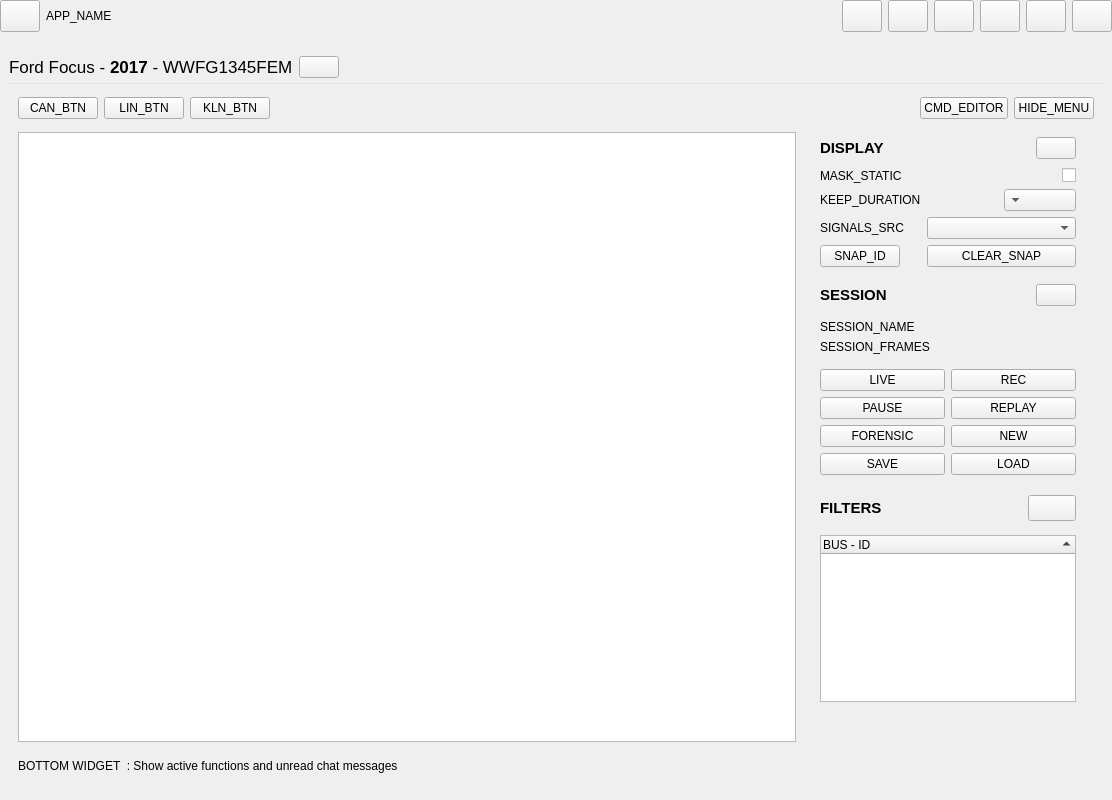
Old version of the form ui/main-window.ui in the repository phil-eqtech/ShareCAN.
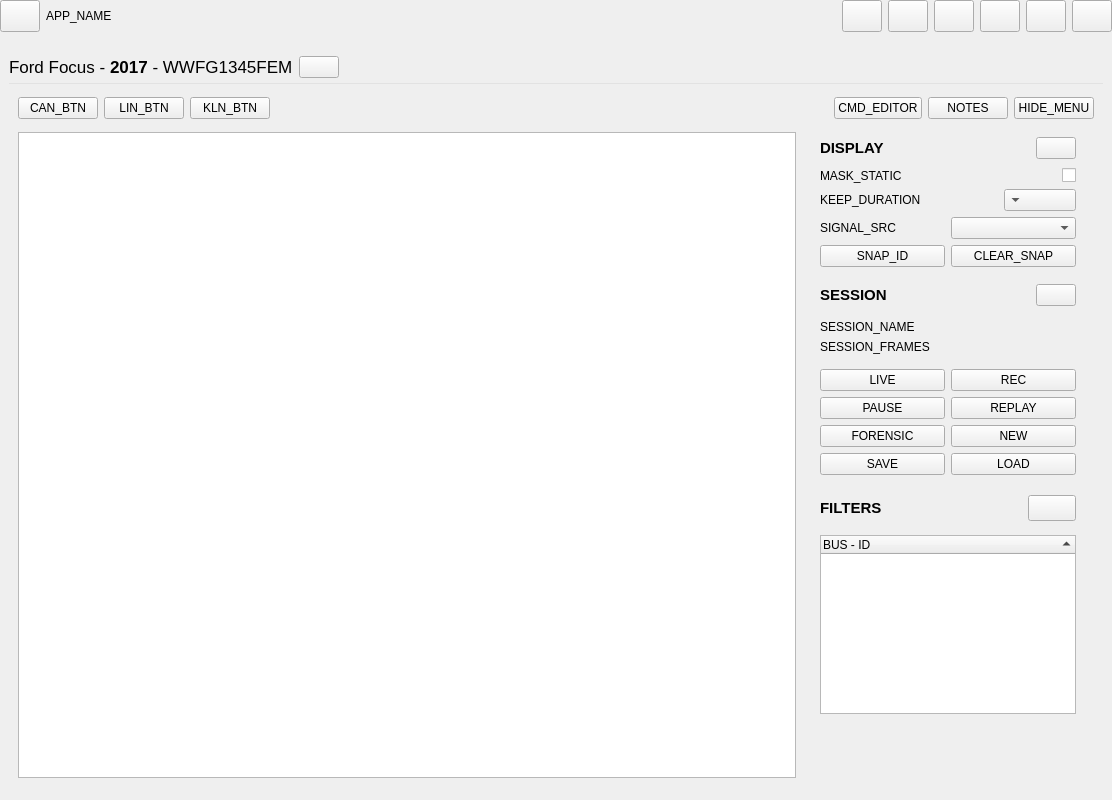
New version of the form. The open tabs and pages were chosen to show the change. Icons and pictures are not drawn. Custom widgets are drawn as their Qt base class.

```diff
--- a/ui/main-window.ui
+++ b/ui/main-window.ui
@@ -1140,7 +1140,20 @@
               <string>CMD_EDITOR</string>
              </property>
              <property name="cssClass" stdset="0">
-              <string>btn-primary</string>
+              <string>btn-secondary</string>
+             </property>
+            </widget>
+           </item>
+           <item>
+            <widget class="QPushButton" name="btnNotes">
+             <property name="cursor">
+              <cursorShape>PointingHandCursor</cursorShape>
+             </property>
+             <property name="text">
+              <string>NOTES</string>
+             </property>
+             <property name="cssClass" stdset="0">
+              <string>btn-secondary</string>
              </property>
             </widget>
            </item>
@@ -1229,7 +1242,7 @@
                 <x>0</x>
                 <y>0</y>
                 <width>292</width>
-                <height>605</height>
+                <height>644</height>
                </rect>
               </property>
               <property name="sizePolicy">
@@ -1366,24 +1379,36 @@
                     <property name="cssClass" stdset="0">
                      <string>cardBody</string>
                     </property>
-                    <layout class="QFormLayout" name="formDisplayLayout">
-                     <property name="verticalSpacing">
-                      <number>6</number>
-                     </property>
+                    <layout class="QVBoxLayout" name="verticalLayout_14">
                      <property name="topMargin">
                       <number>4</number>
                      </property>
                      <property name="bottomMargin">
                       <number>6</number>
                      </property>
-                     <item row="2" column="0">
+                     <item>
+                      <widget class="QWidget" name="alignWidget1" native="true">
+                       <layout class="QHBoxLayout" name="horizontalLayout_14">
+                        <property name="leftMargin">
+                         <number>0</number>
+                        </property>
+                        <property name="topMargin">
+                         <number>0</number>
+                        </property>
+                        <property name="rightMargin">
+                         <number>0</number>
+                        </property>
+                        <property name="bottomMargin">
+                         <number>0</number>
+                        </property>
+                        <item>
                       <widget class="QLabel" name="lblMaskStatic">
                        <property name="text">
                         <string>MASK_STATIC</string>
                        </property>
                       </widget>
                      </item>
-                     <item row="2" column="1">
+                        <item>
                       <widget class="QCheckBox" name="checkMaskStatic">
                        <property name="cursor">
                         <cursorShape>PointingHandCursor</cursorShape>
@@ -1396,44 +1421,31 @@
                        </property>
                       </widget>
                      </item>
-                     <item row="3" column="0">
+                       </layout>
+                      </widget>
+                     </item>
+                     <item>
+                      <widget class="QWidget" name="widget" native="true">
+                       <layout class="QHBoxLayout" name="horizontalLayout_18">
+                        <property name="leftMargin">
+                         <number>0</number>
+                        </property>
+                        <property name="topMargin">
+                         <number>0</number>
+                        </property>
+                        <property name="rightMargin">
+                         <number>0</number>
+                        </property>
+                        <property name="bottomMargin">
+                         <number>0</number>
+                        </property>
+                        <item>
                       <widget class="QLabel" name="lblKeepDuration">
                        <property name="text">
                         <string>KEEP_DURATION</string>
                        </property>
                       </widget>
                      </item>
-                     <item row="3" column="1">
-                      <widget class="QWidget" name="keepDurationLayout" native="true">
-                       <layout class="QHBoxLayout" name="horizontalLayout_12">
-                        <property name="spacing">
-                         <number>0</number>
-                        </property>
-                        <property name="leftMargin">
-                         <number>0</number>
-                        </property>
-                        <property name="topMargin">
-                         <number>0</number>
-                        </property>
-                        <property name="rightMargin">
-                         <number>0</number>
-                        </property>
-                        <property name="bottomMargin">
-                         <number>0</number>
-                        </property>
-                        <item>
-                         <spacer name="horizontalSpacer_8">
-                          <property name="orientation">
-                           <enum>Qt::Horizontal</enum>
-                          </property>
-                          <property name="sizeHint" stdset="0">
-                           <size>
-                            <width>1</width>
-                            <height>1</height>
-                           </size>
-                          </property>
-                         </spacer>
-                        </item>
                         <item>
                          <widget class="QComboBox" name="comboKeepDuration">
                           <property name="sizePolicy">
@@ -1456,32 +1468,53 @@
                        </layout>
                       </widget>
                      </item>
-                     <item row="5" column="1">
-                      <widget class="QPushButton" name="btnSnapClear">
-                       <property name="sizePolicy">
-                        <sizepolicy hsizetype="Preferred" vsizetype="Fixed">
-                         <horstretch>0</horstretch>
-                         <verstretch>0</verstretch>
-                        </sizepolicy>
-                       </property>
-                       <property name="cursor">
-                        <cursorShape>PointingHandCursor</cursorShape>
-                       </property>
-                       <property name="toolTip">
-                        <string>CLEAR_SNAP_TOOLTIP</string>
-                       </property>
+                     <item>
+                      <widget class="QWidget" name="widget_2" native="true">
+                       <layout class="QHBoxLayout" name="horizontalLayout_19">
+                        <property name="leftMargin">
+                         <number>0</number>
+                        </property>
+                        <property name="topMargin">
+                         <number>0</number>
+                        </property>
+                        <property name="rightMargin">
+                         <number>0</number>
+                        </property>
+                        <property name="bottomMargin">
+                         <number>0</number>
+                        </property>
+                        <item>
+                         <widget class="QLabel" name="titleSignalSrc">
                        <property name="text">
-                        <string>CLEAR_SNAP</string>
-                       </property>
-                       <property name="cssClass" stdset="0">
-                        <string>btn-primary</string>
-                       </property>
-                      </widget>
-                     </item>
-                     <item row="5" column="0">
+                           <string>SIGNAL_SRC</string>
+                          </property>
+                         </widget>
+                        </item>
+                        <item>
+                         <widget class="QComboBox" name="comboSignalsSrc"/>
+                        </item>
+                       </layout>
+                      </widget>
+                     </item>
+                     <item>
+                      <widget class="QWidget" name="widget_3" native="true">
+                       <layout class="QHBoxLayout" name="horizontalLayout_12">
+                        <property name="leftMargin">
+                         <number>0</number>
+                        </property>
+                        <property name="topMargin">
+                         <number>0</number>
+                        </property>
+                        <property name="rightMargin">
+                         <number>0</number>
+                        </property>
+                        <property name="bottomMargin">
+                         <number>0</number>
+                        </property>
+                        <item>
                       <widget class="QPushButton" name="btnSnap">
                        <property name="sizePolicy">
-                        <sizepolicy hsizetype="Maximum" vsizetype="Fixed">
+                           <sizepolicy hsizetype="Preferred" vsizetype="Fixed">
                          <horstretch>0</horstretch>
                          <verstretch>0</verstretch>
                         </sizepolicy>
@@ -1500,15 +1533,30 @@
                        </property>
                       </widget>
                      </item>
-                     <item row="4" column="0">
-                      <widget class="QLabel" name="titleSignalsSrc">
+                        <item>
+                         <widget class="QPushButton" name="btnSnapClear">
+                          <property name="sizePolicy">
+                           <sizepolicy hsizetype="Preferred" vsizetype="Fixed">
+                            <horstretch>0</horstretch>
+                            <verstretch>0</verstretch>
+                           </sizepolicy>
+                          </property>
+                          <property name="cursor">
+                           <cursorShape>PointingHandCursor</cursorShape>
+                          </property>
+                          <property name="toolTip">
+                           <string>CLEAR_SNAP_TOOLTIP</string>
+                          </property>
                        <property name="text">
-                        <string>SIGNALS_SRC</string>
+                           <string>CLEAR_SNAP</string>
+                          </property>
+                          <property name="cssClass" stdset="0">
+                           <string>btn-primary</string>
                        </property>
                       </widget>
                      </item>
-                     <item row="4" column="1">
-                      <widget class="QComboBox" name="comboSignalsSrc"/>
+                       </layout>
+                      </widget>
                      </item>
                     </layout>
                    </widget>
@@ -1999,19 +2047,6 @@
           </layout>
          </widget>
         </item>
-        <item>
-         <widget class="QWidget" name="chatMenu" native="true">
-          <layout class="QHBoxLayout" name="horizontalLayout_16">
-           <item>
-            <widget class="QLabel" name="label_7">
-             <property name="text">
-              <string>BOTTOM WIDGET  : Show active functions and unread chat messages</string>
-             </property>
-            </widget>
-           </item>
-          </layout>
-         </widget>
-        </item>
        </layout>
       </widget>
      </widget>
```
Left out of the diff: 58 changed lines with no effect on the pictures. Lines whose indentation alone changed are shown as unchanged.
